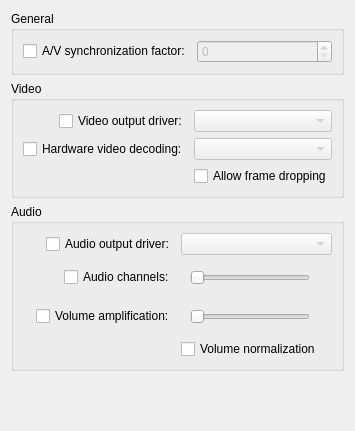
Old version of the form src/videoplayerplugins/mpv/mpvconfigwidget.ui in the repository maxrd2/SubtitleComposer.
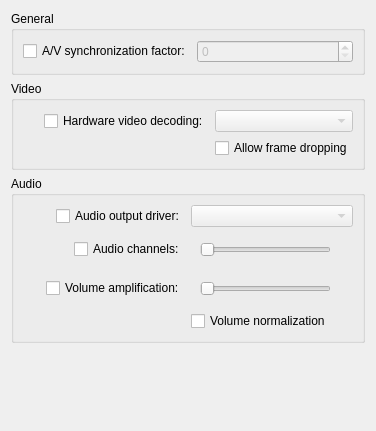
New version of the form.

Commit message: MPV backend now uses render api to render video.

What changed in the file:
```diff
--- a/src/videoplayerplugins/mpv/mpvconfigwidget.ui
+++ b/src/videoplayerplugins/mpv/mpvconfigwidget.ui
@@ -6,7 +6,7 @@
    <rect>
     <x>0</x>
     <y>0</y>
-    <width>325</width>
+    <width>376</width>
     <height>431</height>
    </rect>
   </property>
@@ -42,42 +42,28 @@
      <property name="title">
       <string>Video</string>
      </property>
-     <layout class="QGridLayout" name="gridLayout_2" columnstretch="1,1">
+     <layout class="QGridLayout" name="gridLayout_2" columnstretch="1,0">
       <item row="0" column="1">
-       <widget class="QComboBox" name="kcfg_videoOutput">
-        <property name="enabled">
-         <bool>false</bool>
-        </property>
-       </widget>
-      </item>
-      <item row="1" column="0" alignment="Qt::AlignRight|Qt::AlignVCenter">
-       <widget class="QCheckBox" name="kcfg_hwDecodeEnabled">
-        <property name="text">
-         <string>Hardware video decoding:</string>
-        </property>
-       </widget>
-      </item>
-      <item row="1" column="1">
        <widget class="QComboBox" name="kcfg_hwDecode">
         <property name="enabled">
          <bool>false</bool>
         </property>
        </widget>
       </item>
-      <item row="0" column="0" alignment="Qt::AlignRight|Qt::AlignVCenter">
-       <widget class="QCheckBox" name="kcfg_videoOutputEnabled">
-        <property name="text">
-         <string>Video output driver:</string>
-        </property>
-       </widget>
-      </item>
-      <item row="2" column="1">
+      <item row="1" column="1">
        <widget class="QCheckBox" name="kcfg_frameDropping">
         <property name="text">
          <string>Allow frame dropping</string>
         </property>
        </widget>
       </item>
+      <item row="0" column="0" alignment="Qt::AlignRight|Qt::AlignVCenter">
+       <widget class="QCheckBox" name="kcfg_hwDecodeEnabled">
+        <property name="text">
+         <string>Hardware video decoding:</string>
+        </property>
+       </widget>
+      </item>
      </layout>
     </widget>
    </item>
@@ -134,8 +120,7 @@
           </widget>
          </item>
          <item>
-          <widget class="QLabel" name="lab_volumeAmplification">
-          </widget>
+          <widget class="QLabel" name="lab_volumeAmplification"/>
          </item>
         </layout>
        </widget>
@@ -160,8 +145,7 @@
           </widget>
          </item>
          <item>
-          <widget class="QLabel" name="lab_audioChannels">
-          </widget>
+          <widget class="QLabel" name="lab_audioChannels"/>
          </item>
         </layout>
        </widget>
```
Left out of the diff: 71 changed lines with no effect on the pictures. The commit also changes 5 other files.
